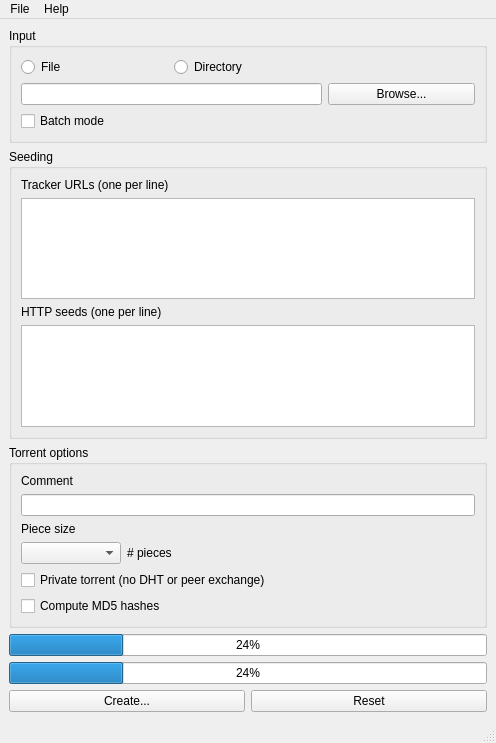
First picture: the form in mainwindow.ui, repository kz26/dottorrent-gui, before the edit.
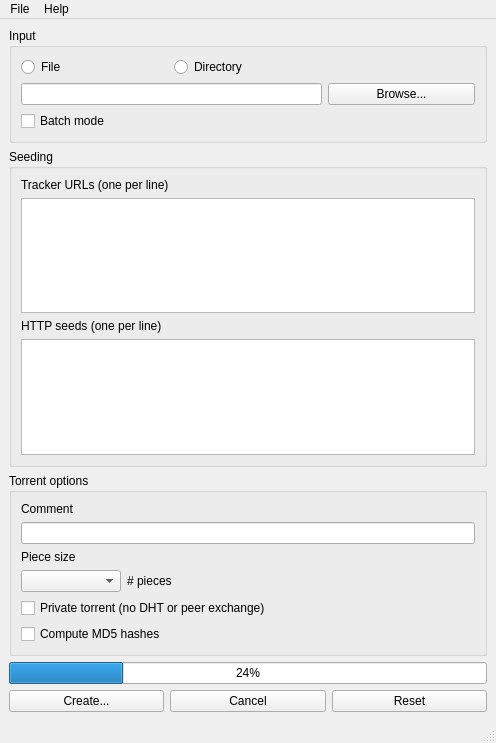
Second picture: the form after the edit.

Commit message: Non-batch torrent creation working

The edit to the form file:
```diff
--- a/mainwindow.ui
+++ b/mainwindow.ui
@@ -152,14 +152,7 @@
      </widget>
     </item>
     <item>
-     <widget class="QProgressBar" name="progressBar2">
-      <property name="value">
-       <number>24</number>
-      </property>
-     </widget>
-    </item>
-    <item>
-     <widget class="QProgressBar" name="progressBar1">
+     <widget class="QProgressBar" name="progressBar">
       <property name="value">
        <number>24</number>
       </property>
@@ -174,6 +167,13 @@
         </property>
        </widget>
       </item>
+      <item>
+       <widget class="QPushButton" name="cancelButton">
+        <property name="text">
+         <string>Cancel</string>
+        </property>
+       </widget>
+      </item>
       <item>
        <widget class="QPushButton" name="resetButton">
         <property name="text">
```
Left out of the diff: 2 changed lines with no effect on the pictures. The commit also changes 2 other files.
